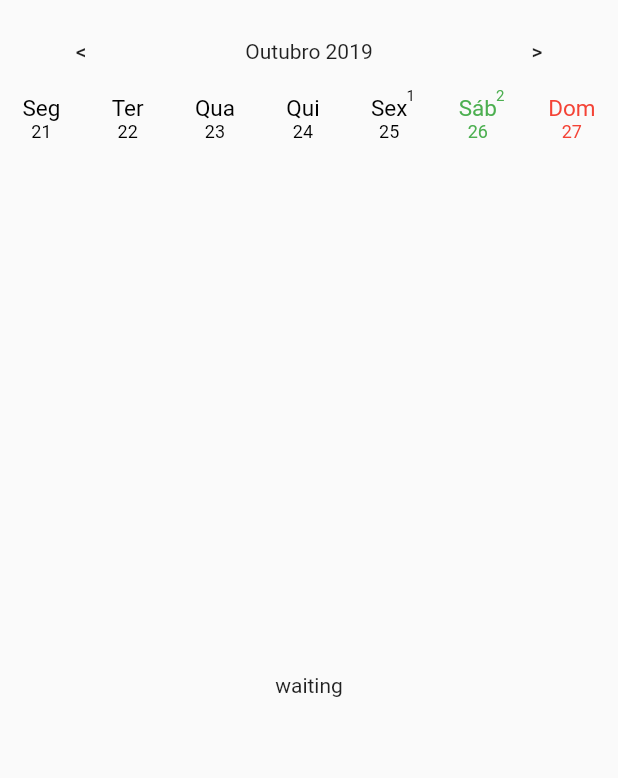
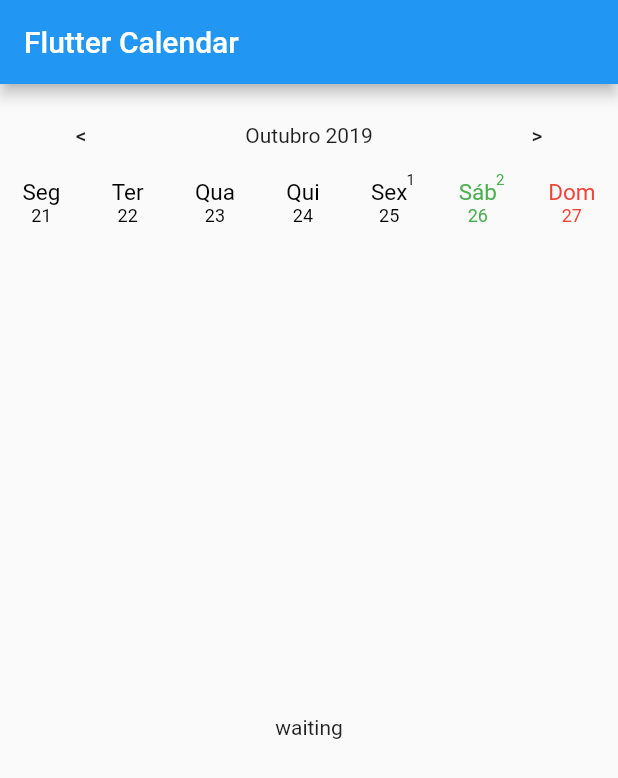
Before and after one commit to mamodo123/flutter_calendar, a Flutter app: the screen it shows after launch, on a phone screen of 412 x 824 dp. Shown: the top 778 px of the screen. Run offline on Flutter 3.47's test engine with Material 2 defaults, Android fonts, the phone set to English and light mode, and no system bars.

Commit message:
fix layout/code format and reduce to _zeroHour

```diff
--- a/lib/main.dart
+++ b/lib/main.dart
@@ -17,6 +17,9 @@
         title: 'Calendar',
         home: SafeArea(
             child: Scaffold(
+          appBar: AppBar(
+            title: Text("Flutter Calendar"),
+          ),
           body: Padding(
             padding: const EdgeInsets.all(10),
             child: Column(
@@ -48,7 +51,11 @@
                   disabledDays: [DateTime.saturday, DateTime.sunday],
                   minimumDate: DateTime.parse("2019-10-13"),
                   maximumDate: DateTime.parse("2019-11-22"),
-                  events: [DateTime.parse("2019-10-26"), DateTime.parse("2019-10-26"), DateTime.parse("2019-10-25")],
+                  events: [
+                    DateTime.parse("2019-10-26"),
+                    DateTime.parse("2019-10-26"),
+                    DateTime.parse("2019-10-25")
+                  ],
                   onSelectedDay: (day) {
                     setState(() {
                       text = day.toIso8601String();
@@ -119,8 +126,7 @@
     this.firstSelected = _zeroHour(tempDate);
 
     if (maximumDate != null) {
-      this.maximumDate = DateTime(
-          maximumDate.year, maximumDate.month, maximumDate.day, 0, 0, 0, 0, 0);
+      this.maximumDate = _zeroHour(maximumDate);
       if (this.firstSelected.isAfter(maximumDate)) {
         var willBeFirstSelected = maximumDate;
         while (disabledDays.contains(willBeFirstSelected.weekday)) {
@@ -131,8 +137,7 @@
     }
 
     if (minimumDate != null) {
-      this.minimumDate = DateTime(
-          minimumDate.year, minimumDate.month, minimumDate.day, 0, 0, 0, 0, 0);
+      this.minimumDate = _zeroHour(minimumDate);
       if (this.firstSelected.isBefore(minimumDate)) {
         var willBeFirstSelected = minimumDate;
         while (disabledDays.contains(willBeFirstSelected.weekday)) {
@@ -165,7 +170,8 @@
     this.events = Map();
     events?.forEach((date) {
       final zeroHour = _zeroHour(date);
-      this.events[zeroHour.millisecondsSinceEpoch] = (this.events[zeroHour.millisecondsSinceEpoch] ?? 0) + 1;
+      this.events[zeroHour.millisecondsSinceEpoch] =
+          (this.events[zeroHour.millisecondsSinceEpoch] ?? 0) + 1;
     });
   }
 
@@ -242,7 +248,9 @@
                   alignment: Alignment.topRight,
                   children: <Widget>[
                     Text(
-                        (widget.events[_zeroHour(day).millisecondsSinceEpoch] ?? "").toString(),
+                      (widget.events[_zeroHour(day).millisecondsSinceEpoch] ??
+                              "")
+                          .toString(),
                       style: TextStyle(color: _getDayColor(day), fontSize: 10),
                     ),
                     Padding(
@@ -277,12 +285,6 @@
     return List.generate(7, (i) {
       return dayOfTheWeek.add(Duration(days: i - day));
     });
-  }
-
-  bool _isSameDay(DateTime time1, DateTime time2) {
-    return time1.year == time2.year &&
-        time1.month == time2.month &&
-        time1.day == time2.day;
   }
 
   Color _getDayColor(DateTime day) {
@@ -332,6 +334,12 @@
   }
 }
 
+bool _isSameDay(DateTime time1, DateTime time2) {
+  return time1.year == time2.year &&
+      time1.month == time2.month &&
+      time1.day == time2.day;
+}
+
 DateTime _zeroHour(DateTime date) {
   return DateTime(date.year, date.month, date.day, 0, 0, 0, 0, 0);
 }
```
